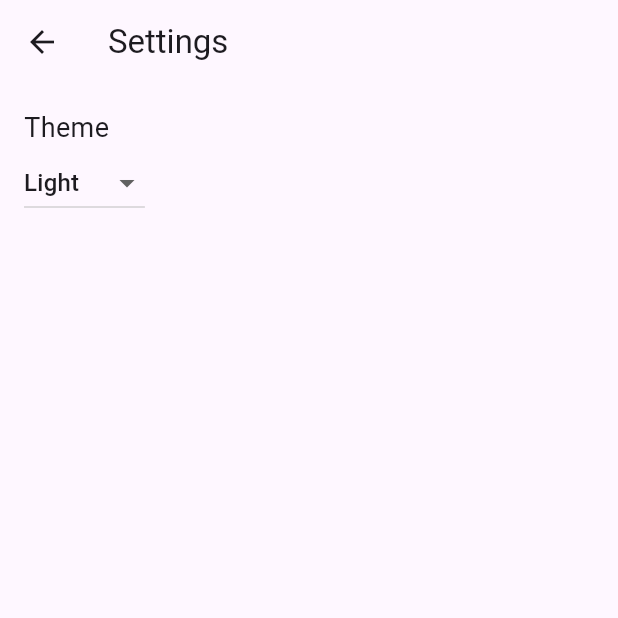
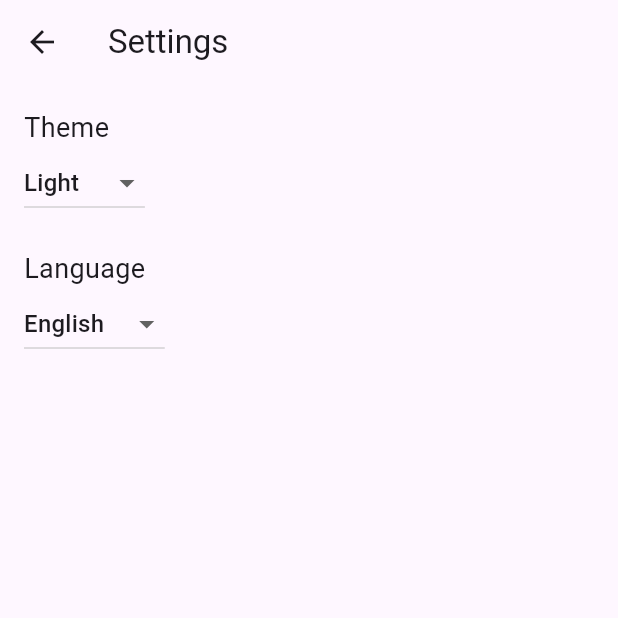
Before and after one commit to elaiaep/final_project, a Flutter app: the SettingsScreen screen opened directly, on a phone screen of 412 x 824 dp, the top half of it. Run offline on Flutter 3.47's test engine with Material 3 defaults, Android fonts, the phone set to English and light mode, and no system bars; our stand-ins replace easy_localization, firebase_auth, firebase_core, geolocator, google_maps_flutter, google_sign_in and 2 more; accounts and stored records are empty; network calls fail.

```diff
--- a/lib/main.dart
+++ b/lib/main.dart
@@ -22,7 +22,7 @@ void main() async {
 
   runApp(
     EasyLocalization(
-      supportedLocales: const [Locale('en'), Locale('ru'), Locale('kz')],
+      supportedLocales: const [Locale('en'), Locale('ru'), Locale('kk')],
       path: 'lib/localization',
       fallbackLocale: const Locale('en'),
       child: ChangeNotifierProvider(
--- a/lib/screens/settings_screen.dart
+++ b/lib/screens/settings_screen.dart
@@ -1,27 +1,48 @@
 import 'package:flutter/material.dart';
 import 'package:provider/provider.dart';
+import 'package:easy_localization/easy_localization.dart';
 import '../providers/theme_provider.dart';
 
 class SettingsScreen extends StatelessWidget {
   const SettingsScreen({super.key});
-  @override Widget build(BuildContext c) {
+
+  @override
+  Widget build(BuildContext c) {
     final tp = Provider.of<ThemeProvider>(c);
     return Scaffold(
-      appBar: AppBar(title: const Text('Settings')),
+      appBar: AppBar(title: Text('settings'.tr())),
       body: Padding(
         padding: const EdgeInsets.all(16),
         child: Column(
           crossAxisAlignment: CrossAxisAlignment.start,
           children: [
-            const Text('Theme', style: TextStyle(fontSize:18)),
+            Text('theme'.tr(), style: const TextStyle(fontSize: 18)),
             DropdownButton<AppTheme>(
               value: tp.currentTheme,
+              items: [
+                DropdownMenuItem(value: AppTheme.light,  child: Text('light'.tr())),
+                DropdownMenuItem(value: AppTheme.dark,   child: Text('dark'.tr())),
+                DropdownMenuItem(value: AppTheme.custom, child: Text('custom'.tr())),
+              ],
+              onChanged: (v) {
+                if (v != null) tp.setTheme(v);
+              },
+            ),
+
+            const SizedBox(height: 20),
+            Text('language'.tr(), style: const TextStyle(fontSize: 18)),
+            DropdownButton<Locale>(
+              value: c.locale,
+              onChanged: (Locale? locale) {
+                if (locale != null) {
+                  c.setLocale(locale);
+                }
+              },
               items: const [
-                DropdownMenuItem(value:AppTheme.light,  child: Text('Light')),
-                DropdownMenuItem(value:AppTheme.dark,   child: Text('Dark')),
-                DropdownMenuItem(value:AppTheme.custom, child: Text('Custom')),
+                DropdownMenuItem(value: Locale('en'), child: Text('English')),
+                DropdownMenuItem(value: Locale('ru'), child: Text('Русский')),
+                DropdownMenuItem(value: Locale('kk'), child: Text('Қазақша')),
               ],
-              onChanged: (v){ if (v!=null) tp.setTheme(v); },
             ),
           ],
         ),
--- a/pubspec.yaml
+++ b/pubspec.yaml
@@ -38,9 +38,9 @@ dev_dependencies:
   flutter_lints: ^5.0.0
 
 flutter:
+  uses-material-design: true
   assets:
     - lib/localization/en.json
     - lib/localization/ru.json
-    - lib/localization/kz.json
+    - lib/localization/kk.json
     - assets/animations/loading.json
-  uses-material-design: true
```
Also changed, not shown: lib/screens/main_navigation.dart (+7 -4 lines), lib/screens/main_screen.dart (+17 -8 lines), lib/models/item.dart (line endings or trailing spaces).
